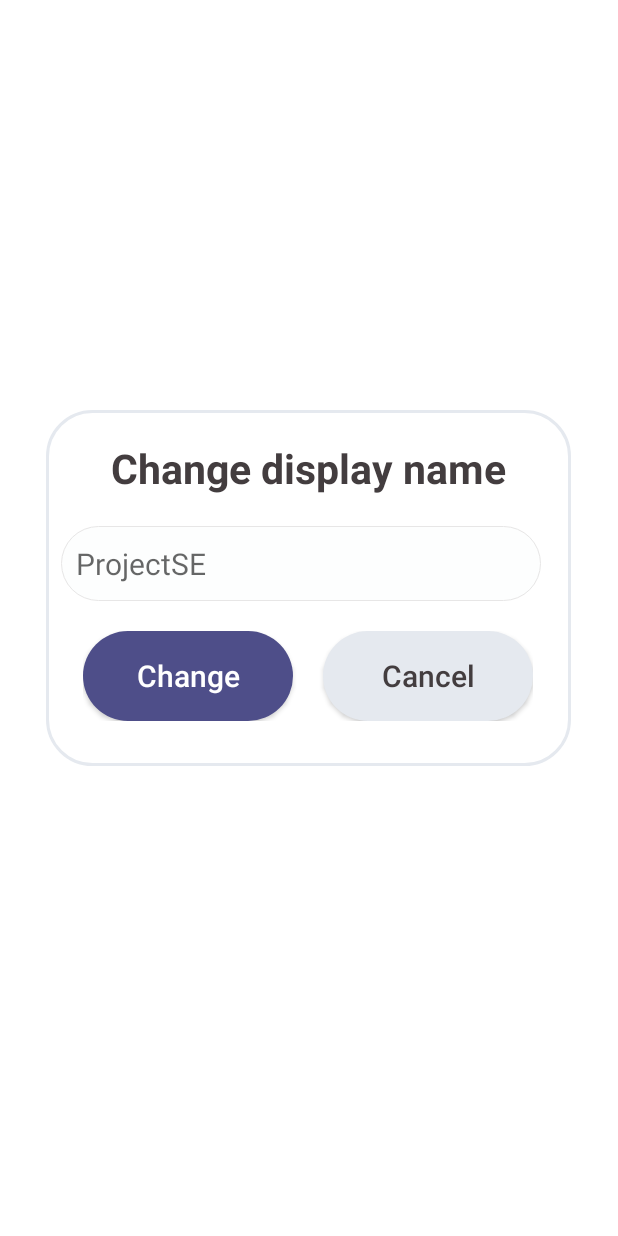
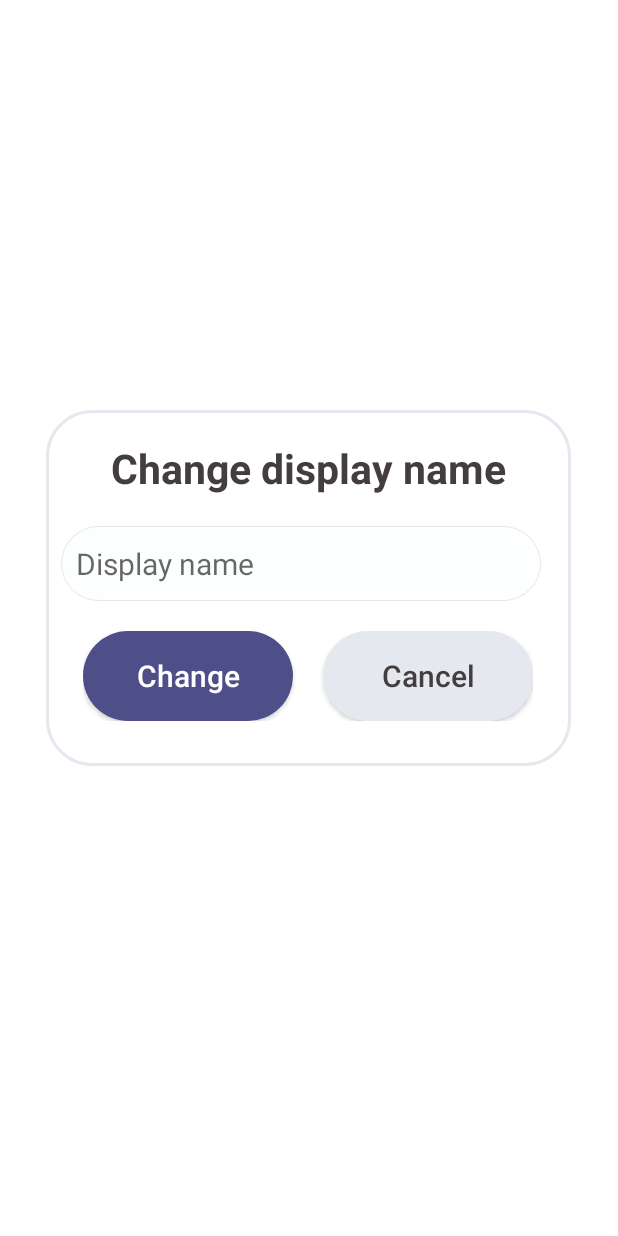
Before and after one commit to THMINH17102001/ProjectSE, an Android app: the ChangeDisplayName screen opened directly, with no data from a screen before it, on a phone screen of 412 x 824 dp. Run offline under Robolectric (Android 15) with nearby library versions, the light colour scheme and no system bars; our stand-ins replace Firebase (no records; nobody signed in at launch, a user with empty details on screens opened directly); Roboto replaces fonts that are not available here.

Commit message:
Finish Change Display Name
save data to string "dname" in default preference

```diff
--- a/app/src/main/java/com/example/projectse/ChangeDisplayName.java
+++ b/app/src/main/java/com/example/projectse/ChangeDisplayName.java
@@ -3,17 +3,64 @@ package com.example.projectse;
 import androidx.appcompat.app.AppCompatActivity;
 
 import android.app.Activity;
+import android.content.SharedPreferences;
 import android.os.Bundle;
+import android.preference.PreferenceManager;
+import android.text.Editable;
+import android.view.View;
+import android.widget.Button;
+import android.widget.EditText;
+import android.widget.Toast;
 
 import com.google.firebase.database.DatabaseReference;
 import com.google.firebase.database.FirebaseDatabase;
 
-public class ChangeDisplayName extends Activity {
+public class ChangeDisplayName extends Activity implements View.OnClickListener {
+    SharedPreferences sharedPreferences;
+    SharedPreferences.Editor editor;
+    EditText et_dname;
+    Button bt_change, bt_cancel;
 
     @Override
     protected void onCreate(Bundle savedInstanceState) {
         super.onCreate(savedInstanceState);
         setContentView(R.layout.activity_change_display_name);
+        initView();
+        bt_change.setOnClickListener(this);
+        bt_cancel.setOnClickListener(this);
+    }
 
+    private void initView() {
+        et_dname = findViewById(R.id.et_dname);
+        bt_change = findViewById(R.id.bt_change);
+        bt_cancel = findViewById(R.id.bt_cancel);
+        sharedPreferences = PreferenceManager.getDefaultSharedPreferences(this);
+        editor = sharedPreferences.edit();
+        et_dname.setHint(sharedPreferences.getString("dname", "Display name"));
+    }
+
+    @Override
+    public void onClick(View view) {
+        if (view == bt_change) { //press change
+            if (checkName(et_dname.getText()) == false) { //invalid name
+                Toast.makeText(ChangeDisplayName.this, "Invalid name", Toast.LENGTH_SHORT).show();
+            } else {//valid name
+                //save data
+                Toast.makeText(ChangeDisplayName.this, "Your display name is changed", Toast.LENGTH_SHORT).show();
+                editor.putString("dname", et_dname.getText().toString());
+                editor.commit();
+                //finish activity
+                finish();
+            }
+        }
+        if (view == bt_cancel) { //press cancel
+            //finish activity
+            finish();
+        }
+    }
+
+    private boolean checkName(Editable text) {
+        if (text.equals("")) return false;
+        else return true;
     }
 }
--- a/app/src/main/res/layout/activity_change_display_name.xml
+++ b/app/src/main/res/layout/activity_change_display_name.xml
@@ -31,6 +31,7 @@
                 android:hint="@string/app_name"
                 android:background="@drawable/edittext1"
                 android:textColor="#4D4749"
+                android:id="@+id/et_dname"
                 android:textSize="20sp"/>
 
             <LinearLayout
@@ -48,7 +49,8 @@
                     android:textAllCaps="false"
                     android:textSize="20sp"
                     android:textColor="#FFFFFF"
-                    android:background="@drawable/layoutbutton1"/>
+                    android:background="@drawable/layoutbutton1"
+                    android:id="@+id/bt_change"/>
                 <Button
                     android:layout_marginLeft="20dp"
                     android:layout_width="140dp"
@@ -58,7 +60,8 @@
                     android:textAllCaps="false"
                     android:textSize="20sp"
                     android:textColor="#433D3F"
-                    android:background="@drawable/layoutbutton2"/>
+                    android:background="@drawable/layoutbutton2"
+                    android:id="@+id/bt_cancel"/>
             </LinearLayout>
         </LinearLayout>
 
```
